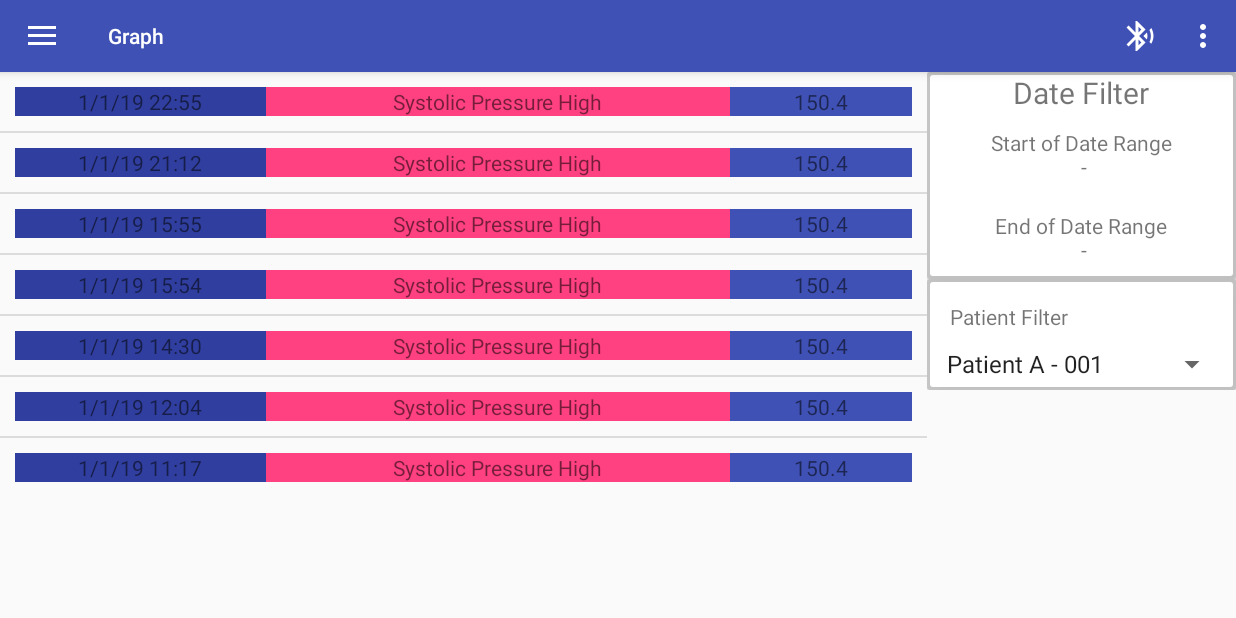
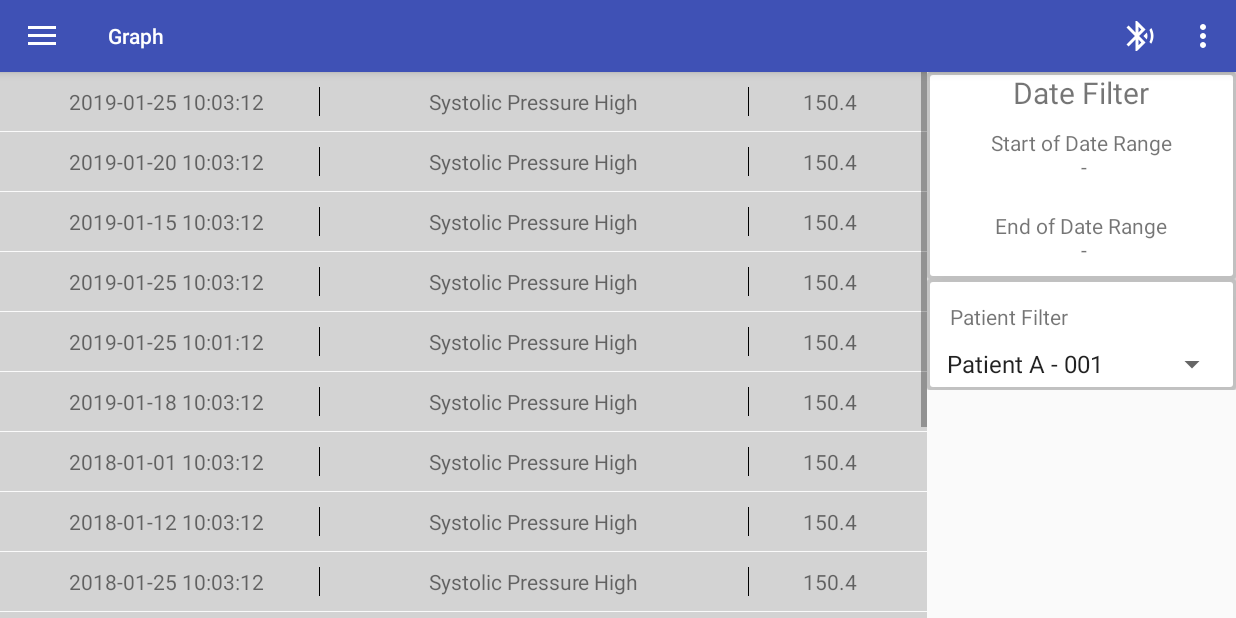
Before and after one commit to danwells96/BP-App, an Android app: the screen it shows after launch (MainActivity), after a tap on "Features", on a phone screen of 824 x 412 dp (held sideways). Run offline under Robolectric (Android 15) with nearby library versions, the phone set to English and light mode, and no system bars; libraries missing offline, so code that uses them is left out: com.github.mikephil.charting; 43 statements that could not run were skipped; 1 other tap on this screen came first.

Commit message:
Filter for patient and dates working

```diff
--- a/app/src/main/java/com/project/paulo/bpapp/FeatureModel.java
+++ b/app/src/main/java/com/project/paulo/bpapp/FeatureModel.java
@@ -4,11 +4,13 @@ public class FeatureModel {
     String date;
     String feature;
     Double value;
+    String patientId;
 
-    public FeatureModel(String date, String feature, Double value){
+    public FeatureModel(String date, String feature, Double value, String patientId){
         this.date = date;
         this.feature = feature;
         this.value = value;
+        this.patientId = patientId;
     }
 
     public String getDate(){
@@ -22,4 +24,8 @@ public class FeatureModel {
     public Double getValue() {
         return value;
     }
+
+    public String getPatientId() {
+        return patientId;
+    }
 }
--- a/app/src/main/java/com/project/paulo/bpapp/Features.java
+++ b/app/src/main/java/com/project/paulo/bpapp/Features.java
@@ -13,14 +13,20 @@ import android.widget.ListView;
 import android.widget.Spinner;
 import android.widget.TextView;
 
+import java.lang.reflect.Array;
+import java.text.ParseException;
+import java.text.SimpleDateFormat;
 import java.util.ArrayList;
+import java.util.Date;
 import java.util.List;
 
 public class Features extends Fragment implements DateRangePickerFragment.OnDateRangeSelectedListener {
 
     ArrayList<FeatureModel> featureModels;
+    ArrayList<FeatureModel> dataList;
     ListView listView;
-    private static FeatureAdapter adapter;
+    private FeatureAdapter adapter;
+    private boolean init = true;
 
     @Override
     public View onCreateView(@NonNull LayoutInflater inflater, @Nullable ViewGroup container, @Nullable Bundle savedInstanceState) {
@@ -30,16 +36,24 @@ public class Features extends Fragment implements DateRangePickerFragment.OnDate
         listView = (ListView)rootView.findViewById(R.id.feature_listView);
         featureModels = new ArrayList<>();
         //Get actual data from database here once implemented
-        featureModels.add(new FeatureModel("1/1/19 22:55", "Systolic Pressure High", 150.4));
-        featureModels.add(new FeatureModel("1/1/19 21:12", "Systolic Pressure High", 150.4));
-        featureModels.add(new FeatureModel("1/1/19 15:55", "Systolic Pressure High", 150.4));
-        featureModels.add(new FeatureModel("1/1/19 15:54", "Systolic Pressure High", 150.4));
-        featureModels.add(new FeatureModel("1/1/19 14:30", "Systolic Pressure High", 150.4));
-        featureModels.add(new FeatureModel("1/1/19 12:04", "Systolic Pressure High", 150.4));
-        featureModels.add(new FeatureModel("1/1/19 11:17", "Systolic Pressure High", 150.4));
+        featureModels.add(new FeatureModel("2019-01-25 10:03:12", "Systolic Pressure High", 150.4, "001"));
+        featureModels.add(new FeatureModel("2019-01-20 10:03:12", "Systolic Pressure High", 150.4, "002"));
+        featureModels.add(new FeatureModel("2019-01-15 10:03:12", "Systolic Pressure High", 150.4, "002"));
+        featureModels.add(new FeatureModel("2019-01-25 10:03:12", "Systolic Pressure High", 150.4, "003"));
+        featureModels.add(new FeatureModel("2019-01-25 10:01:12", "Systolic Pressure High", 150.4, "002"));
+        featureModels.add(new FeatureModel("2019-01-18 10:03:12", "Systolic Pressure High", 150.4, "007"));
+        featureModels.add(new FeatureModel("2018-01-01 10:03:12", "Systolic Pressure High", 150.4, "005"));
+        featureModels.add(new FeatureModel("2018-01-12 10:03:12", "Systolic Pressure High", 150.4, "005"));
+        featureModels.add(new FeatureModel("2018-01-25 10:03:12", "Systolic Pressure High", 150.4, "005"));
+        featureModels.add(new FeatureModel("2018-01-24 10:03:12", "Systolic Pressure High", 150.4, "004"));
+        featureModels.add(new FeatureModel("2018-01-23 10:03:12", "Systolic Pressure High", 150.4, "007"));
+        featureModels.add(new FeatureModel("2018-01-25 10:03:12", "Systolic Pressure High", 150.4, "006"));
+        featureModels.add(new FeatureModel("2018-01-21 10:03:12", "Systolic Pressure High", 150.4, "001"));
+        featureModels.add(new FeatureModel("2018-01-25 10:03:12", "Systolic Pressure High", 150.4, "002"));
 
+        dataList = (ArrayList<FeatureModel>) featureModels.clone();
         //Sets adapters and data to date range pickers
-        adapter = new FeatureAdapter(featureModels, getContext());
+        adapter = new FeatureAdapter(dataList, getContext());
         listView.setAdapter(adapter);
         View datePicker = rootView.findViewById(R.id.datePickerView);
         datePicker.setOnClickListener(datePickerListener);
@@ -57,15 +71,27 @@ public class Features extends Fragment implements DateRangePickerFragment.OnDate
         patientNames.add("Patient H - 008");
         //Sets adapter and data for spinner
         Spinner patientSpinner = rootView.findViewById(R.id.patientSpinner);
-        ArrayAdapter<String> spinnerAdapter = new ArrayAdapter<String>(getContext(), android.R.layout.simple_spinner_item, patientNames);
+        ArrayAdapter<String> spinnerAdapter = new ArrayAdapter<>(getContext(), android.R.layout.simple_spinner_item, patientNames);
         spinnerAdapter.setDropDownViewResource(android.R.layout.simple_spinner_dropdown_item);
         patientSpinner.setAdapter(spinnerAdapter);
         patientSpinner.setOnItemSelectedListener(new AdapterView.OnItemSelectedListener() {
             @Override
             public void onItemSelected(AdapterView<?> adapterView, View view, int pos, long id) {
-                //Gets newly selected patient
-                String item = adapterView.getItemAtPosition(pos).toString();
-                //Applies filter to listview and updates data displayed
+                if(init){
+                    init = false;
+                }else {
+                    //Gets newly selected patient
+                    String item = adapterView.getItemAtPosition(pos).toString();
+                    //Applies filter to listview and updates data displayed
+                    String pId = item.substring(item.lastIndexOf(" ") + 1);
+                    dataList.clear();
+                    for (int i = 0; i < featureModels.size(); i++) {
+                        if (featureModels.get(i).patientId.equals(pId)) {
+                            dataList.add(featureModels.get(i));
+                        }
+                    }
+                    adapter.notifyDataSetChanged();
+                }
             }
 
             @Override
@@ -95,10 +121,30 @@ public class Features extends Fragment implements DateRangePickerFragment.OnDate
         System.out.println(String.format("Start: %d/%d/%d End: %d/%d/%d", startDay, startMonth, startYear, endDay, endMonth, endYear));
         TextView startDateTV = getActivity().findViewById(R.id.tv_startDate);
         TextView endDateTV = getActivity().findViewById(R.id.tv_endDate);
-        startDateTV.setText(String.format("Start of Date Range\n%d/%d/%d", startDay, startMonth, startYear));
-        endDateTV.setText(String.format("End of Date Range\n%d/%d/%d", endDay, endMonth, endYear));
+        String startDateString = String.format("%d-%d-%d",startYear, startMonth, startDay);
+        String endDateString = String.format("%d-%d-%d", endYear, endMonth, endDay);
+        startDateTV.setText(String.format("Start of Date Range\n%d-%d-%d", startDay, startMonth, startYear));
+        endDateTV.setText(String.format("End of Date Range\n%d-%d-%d", endDay, endMonth, endYear));
 
-        //Apply filter to dataset displayed in listview and update listview adapter with updated data to refresh view
+        try {
+            SimpleDateFormat format = new SimpleDateFormat("yyyy-MM-dd");
+            Date startDate = format.parse(startDateString);
+            Date endDate = format.parse(endDateString);
+
+            //Apply filter to dataset displayed in listview and update listview adapter with updated data to refresh view
+
+            dataList.clear();
+            for (int i = 0; i < featureModels.size(); i++) {
+                String featureDateString = featureModels.get(i).date.substring(0, 10);
+                Date featureDate = format.parse(featureDateString);
+                if (featureDate.before(endDate) && featureDate.after(startDate)) {
+                    dataList.add(featureModels.get(i));
+                }
+            }
+            adapter.notifyDataSetChanged();
+        }catch (ParseException e){
+            System.out.println("Dates failed to parse");
+        }
     }
 
 
--- /dev/null
+++ b/app/src/main/res/drawable/list_divider.xml
@@ -0,0 +1,9 @@
+<?xml version="1.0" encoding="utf-8"?>
+<shape xmlns:android="http://schemas.android.com/apk/res/android"
+android:shape="line">
+    <stroke
+        android:width="1px"
+        android:color="#8F8F8F"
+        android:dashWidth="1dp"
+        android:dashGap="1dp"/>
+</shape>
--- a/app/src/main/res/layout/feature_row.xml
+++ b/app/src/main/res/layout/feature_row.xml
@@ -4,13 +4,13 @@
     android:layout_height="match_parent"
     android:orientation="horizontal"
     android:gravity="center"
-    android:padding="10dp">
+    android:padding="10dp"
+    android:background="@color/grey">
     <LinearLayout
         android:layout_width="wrap_content"
         android:layout_height="wrap_content"
         android:orientation="vertical"
-        android:layout_weight="1"
-        android:background="@color/colorPrimaryDark">
+        android:layout_weight="1">
         <TextView
             android:id="@+id/textView_date"
             android:layout_width="wrap_content"
@@ -18,12 +18,15 @@
             android:layout_gravity="center"
             android:text="Date"/>
     </LinearLayout>
+    <View
+        android:layout_width="1px"
+        android:layout_height="match_parent"
+        android:background="@color/black"/>
     <LinearLayout
         android:layout_width="wrap_content"
         android:layout_height="wrap_content"
         android:orientation="vertical"
-        android:layout_weight="2"
-        android:background="@color/colorAccent">
+        android:layout_weight="2">
         <TextView
             android:id="@+id/textView_feature"
             android:layout_width="wrap_content"
@@ -31,12 +34,16 @@
             android:layout_gravity="center"
             android:text="Feature"/>
     </LinearLayout>
+    <View
+        android:layout_width="1px"
+        android:layout_height="match_parent"
+        android:background="@color/black"/>
     <LinearLayout
         android:layout_width="wrap_content"
         android:layout_height="wrap_content"
         android:layout_weight="1"
         android:orientation="vertical"
-        android:background="@color/colorPrimary">
+        >
         <TextView
             android:id="@+id/textView_featureValue"
             android:layout_width="wrap_content"
--- a/app/src/main/res/layout/features.xml
+++ b/app/src/main/res/layout/features.xml
@@ -11,7 +11,9 @@
         <ListView
             android:id="@+id/feature_listView"
             android:layout_width="match_parent"
-            android:layout_height="wrap_content"/>
+            android:layout_height="wrap_content"
+            android:dividerHeight="1px"
+            android:divider="@drawable/list_divider"/>
     </LinearLayout>
     <LinearLayout
         android:layout_width="match_parent"
--- a/app/src/main/res/values/colors.xml
+++ b/app/src/main/res/values/colors.xml
@@ -6,4 +6,5 @@
     <color name="black">#000000</color>
     <color name="white">#FFFFFF</color>
     <color name="medicalGreen">#99DFB2</color>
+    <color name="grey">#D3D3D3</color>
 </resources>
```
Also changed, not shown: app/src/main/java/com/project/paulo/bpapp/DateRangePickerFragment.java (+8 -8 lines), app/src/main/java/com/project/paulo/bpapp/FeatureAdapter.java (+8 -0 lines).
